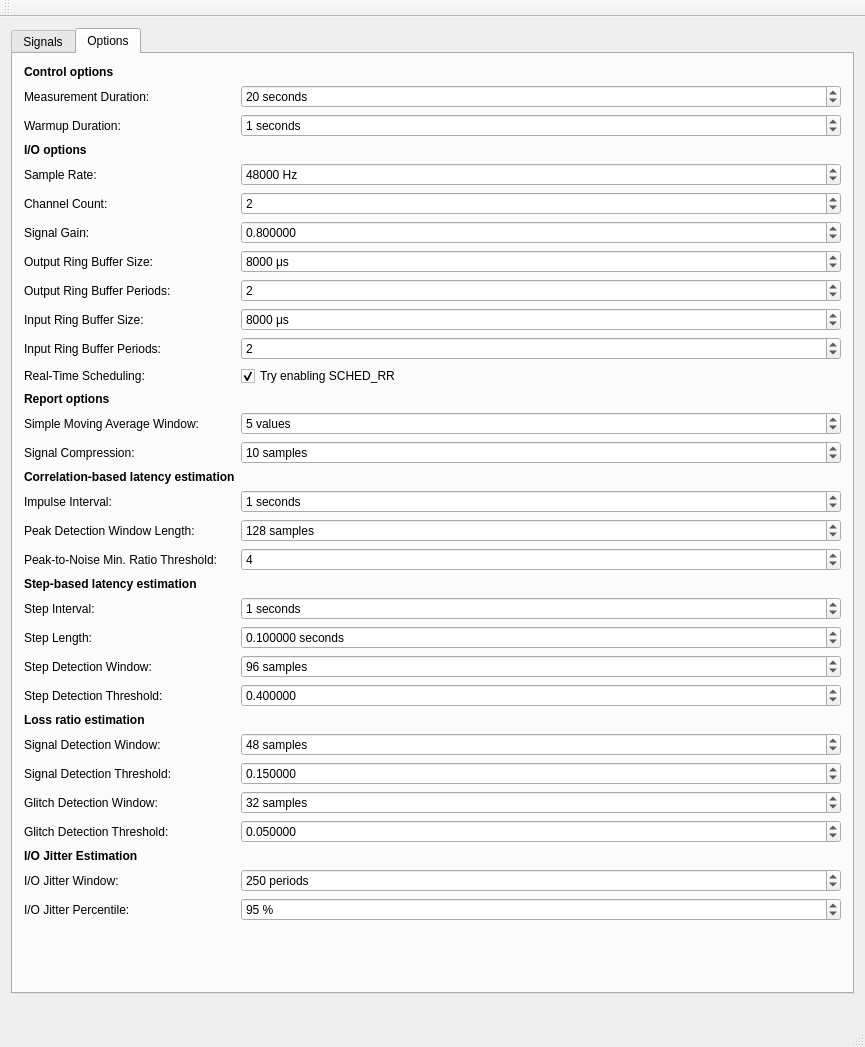
This is src/gui/MainWindow.ui in gavv/signal-estimator as Qt 5 draws it before an edit. The edited form follows.
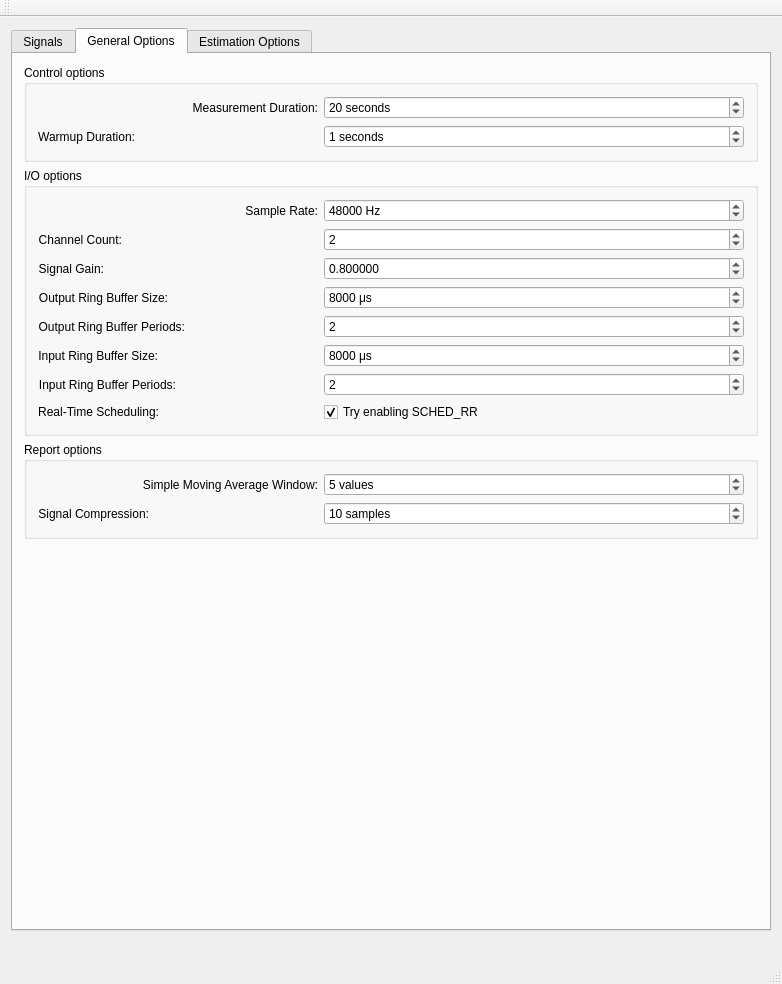
This is the edited form. The open tabs and pages were chosen to show the change. Custom widgets are drawn as their Qt base class.

Commit message:
Improve options grouping in GUI
- two tabs
- group boxes

The edit to the form file:
```diff
--- a/src/gui/MainWindow.ui
+++ b/src/gui/MainWindow.ui
@@ -6,8 +6,8 @@
    <rect>
     <x>0</x>
     <y>0</y>
-    <width>865</width>
-    <height>1047</height>
+    <width>782</width>
+    <height>984</height>
    </rect>
   </property>
   <property name="minimumSize">
@@ -362,33 +362,35 @@
       </widget>
       <widget class="QWidget" name="Options">
        <attribute name="title">
-        <string>Options</string>
+        <string>General Options</string>
        </attribute>
-       <layout class="QFormLayout" name="formLayout">
-        <item row="0" column="0">
-         <widget class="QLabel" name="ControlOptionsTitle">
-          <property name="font">
-           <font>
-            <weight>75</weight>
-            <bold>true</bold>
-           </font>
-          </property>
-          <property name="text">
+       <layout class="QVBoxLayout" name="verticalLayout_3">
+        <item>
+         <widget class="QGroupBox" name="ControlOptions">
+          <property name="title">
            <string>Control options</string>
           </property>
-         </widget>
-        </item>
-        <item row="1" column="0">
+          <layout class="QFormLayout" name="formLayout_3">
+           <item row="0" column="0">
          <widget class="QLabel" name="DurationLabel">
+             <property name="minimumSize">
+              <size>
+               <width>280</width>
+               <height>12</height>
+              </size>
+             </property>
           <property name="toolTip">
            <string/>
           </property>
           <property name="text">
            <string>Measurement Duration:</string>
           </property>
-         </widget>
-        </item>
-        <item row="1" column="1">
+             <property name="alignment">
+              <set>Qt::AlignRight|Qt::AlignTrailing|Qt::AlignVCenter</set>
+             </property>
+            </widget>
+           </item>
+           <item row="0" column="1">
          <widget class="QSpinBox" name="Duration">
           <property name="toolTip">
            <string>Limit measurement duration, seconds (zero for no limit)</string>
@@ -410,7 +412,7 @@
           </property>
          </widget>
         </item>
-        <item row="2" column="0">
+           <item row="1" column="0">
          <widget class="QLabel" name="WarmupLabel">
           <property name="toolTip">
            <string/>
@@ -418,9 +420,12 @@
           <property name="text">
            <string>Warmup Duration:</string>
           </property>
-         </widget>
-        </item>
-        <item row="2" column="1">
+             <property name="alignment">
+              <set>Qt::AlignRight|Qt::AlignTrailing|Qt::AlignVCenter</set>
+             </property>
+            </widget>
+           </item>
+           <item row="1" column="1">
          <widget class="QSpinBox" name="Warmup">
           <property name="toolTip">
            <string>Warmup duration, seconds (zero for no warmup)</string>
@@ -442,21 +447,23 @@
           </property>
          </widget>
         </item>
-        <item row="4" column="0">
-         <widget class="QLabel" name="IOOptionsTitle">
-          <property name="font">
-           <font>
-            <weight>75</weight>
-            <bold>true</bold>
-           </font>
-          </property>
-          <property name="text">
+          </layout>
+         </widget>
+        </item>
+        <item>
+         <widget class="QGroupBox" name="IOOptions">
+          <property name="title">
            <string>I/O options</string>
           </property>
-         </widget>
-        </item>
-        <item row="5" column="0">
+          <layout class="QFormLayout" name="formLayout_4">
+           <item row="0" column="0">
          <widget class="QLabel" name="SampleRateLabel">
+             <property name="minimumSize">
+              <size>
+               <width>280</width>
+               <height>15</height>
+              </size>
+             </property>
           <property name="toolTip">
            <string/>
           </property>
@@ -466,9 +473,12 @@
           <property name="text">
            <string>Sample Rate:</string>
           </property>
-         </widget>
-        </item>
-        <item row="5" column="1">
+             <property name="alignment">
+              <set>Qt::AlignRight|Qt::AlignTrailing|Qt::AlignVCenter</set>
+             </property>
+            </widget>
+           </item>
+           <item row="0" column="1">
          <widget class="QSpinBox" name="SampleRate">
           <property name="toolTip">
            <string>Number of samples per second</string>
@@ -487,7 +497,7 @@
           </property>
          </widget>
         </item>
-        <item row="6" column="0">
+           <item row="1" column="0">
          <widget class="QLabel" name="ChannelCountLabel">
           <property name="toolTip">
            <string/>
@@ -495,9 +505,12 @@
           <property name="text">
            <string>Channel Count:</string>
           </property>
-         </widget>
-        </item>
-        <item row="6" column="1">
+             <property name="alignment">
+              <set>Qt::AlignRight|Qt::AlignTrailing|Qt::AlignVCenter</set>
+             </property>
+            </widget>
+           </item>
+           <item row="1" column="1">
          <widget class="QSpinBox" name="ChannelCount">
           <property name="toolTip">
            <string>Number of audio channels</string>
@@ -513,7 +526,7 @@
           </property>
          </widget>
         </item>
-        <item row="7" column="0">
+           <item row="2" column="0">
          <widget class="QLabel" name="SignalGainLabel">
           <property name="toolTip">
            <string/>
@@ -521,9 +534,12 @@
           <property name="text">
            <string>Signal Gain:</string>
           </property>
-         </widget>
-        </item>
-        <item row="7" column="1">
+             <property name="alignment">
+              <set>Qt::AlignRight|Qt::AlignTrailing|Qt::AlignVCenter</set>
+             </property>
+            </widget>
+           </item>
+           <item row="2" column="1">
          <widget class="QDoubleSpinBox" name="SignalGain">
           <property name="toolTip">
            <string>Output signal gain, from 0 to 1</string>
@@ -545,7 +561,7 @@
           </property>
          </widget>
         </item>
-        <item row="8" column="0">
+           <item row="3" column="0">
          <widget class="QLabel" name="OutputBufferLabel">
           <property name="toolTip">
            <string/>
@@ -553,9 +569,12 @@
           <property name="text">
            <string>Output Ring Buffer Size:</string>
           </property>
-         </widget>
-        </item>
-        <item row="8" column="1">
+             <property name="alignment">
+              <set>Qt::AlignRight|Qt::AlignTrailing|Qt::AlignVCenter</set>
+             </property>
+            </widget>
+           </item>
+           <item row="3" column="1">
          <widget class="QSpinBox" name="OutputBuffer">
           <property name="toolTip">
            <string>Output ring buffer size, microseconds</string>
@@ -577,7 +596,7 @@
           </property>
          </widget>
         </item>
-        <item row="9" column="0">
+           <item row="4" column="0">
          <widget class="QLabel" name="OutputPeriodsLabel">
           <property name="toolTip">
            <string/>
@@ -585,9 +604,12 @@
           <property name="text">
            <string>Output Ring Buffer Periods:</string>
           </property>
-         </widget>
-        </item>
-        <item row="9" column="1">
+             <property name="alignment">
+              <set>Qt::AlignRight|Qt::AlignTrailing|Qt::AlignVCenter</set>
+             </property>
+            </widget>
+           </item>
+           <item row="4" column="1">
          <widget class="QSpinBox" name="OutputPeriods">
           <property name="toolTip">
            <string>Number of periods in output ring buffer</string>
@@ -606,7 +628,7 @@
           </property>
          </widget>
         </item>
-        <item row="10" column="0">
+           <item row="5" column="0">
          <widget class="QLabel" name="InputBufferLabel">
           <property name="toolTip">
            <string/>
@@ -614,9 +636,12 @@
           <property name="text">
            <string>Input Ring Buffer Size:</string>
           </property>
-         </widget>
-        </item>
-        <item row="10" column="1">
+             <property name="alignment">
+              <set>Qt::AlignRight|Qt::AlignTrailing|Qt::AlignVCenter</set>
+             </property>
+            </widget>
+           </item>
+           <item row="5" column="1">
          <widget class="QSpinBox" name="InputBuffer">
           <property name="toolTip">
            <string>Input ring buffer size, microseconds</string>
@@ -638,7 +663,7 @@
           </property>
          </widget>
         </item>
-        <item row="11" column="0">
+           <item row="6" column="0">
          <widget class="QLabel" name="InputPeriodsLabel">
           <property name="toolTip">
            <string/>
@@ -646,9 +671,12 @@
           <property name="text">
            <string>Input Ring Buffer Periods:</string>
           </property>
-         </widget>
-        </item>
-        <item row="11" column="1">
+             <property name="alignment">
+              <set>Qt::AlignRight|Qt::AlignTrailing|Qt::AlignVCenter</set>
+             </property>
+            </widget>
+           </item>
+           <item row="6" column="1">
          <widget class="QSpinBox" name="InputPeriods">
           <property name="toolTip">
            <string>Number of periods in input ring buffer</string>
@@ -667,14 +695,17 @@
           </property>
          </widget>
         </item>
-        <item row="12" column="0">
+           <item row="7" column="0">
          <widget class="QLabel" name="RealtimeLabel">
           <property name="text">
            <string>Real-Time Scheduling:</string>
           </property>
-         </widget>
-        </item>
-        <item row="12" column="1">
+             <property name="alignment">
+              <set>Qt::AlignRight|Qt::AlignTrailing|Qt::AlignVCenter</set>
+             </property>
+            </widget>
+           </item>
+           <item row="7" column="1">
          <widget class="QCheckBox" name="Realtime">
           <property name="toolTip">
            <string>Try to enable SCHED_RR scheduling policy for sensitive I/O threads</string>
@@ -687,21 +718,23 @@
           </property>
          </widget>
         </item>
-        <item row="13" column="0">
-         <widget class="QLabel" name="ReportOptionsTitle">
-          <property name="font">
-           <font>
-            <weight>75</weight>
-            <bold>true</bold>
-           </font>
-          </property>
-          <property name="text">
+          </layout>
+         </widget>
+        </item>
+        <item>
+         <widget class="QGroupBox" name="ReportOptions">
+          <property name="title">
            <string>Report options</string>
           </property>
-         </widget>
-        </item>
-        <item row="14" column="0">
+          <layout class="QFormLayout" name="formLayout_5">
+           <item row="0" column="0">
          <widget class="QLabel" name="SMALabel">
+             <property name="minimumSize">
+              <size>
+               <width>280</width>
+               <height>15</height>
+              </size>
+             </property>
           <property name="toolTip">
            <string/>
           </property>
@@ -711,9 +744,12 @@
           <property name="text">
            <string>Simple Moving Average Window:</string>
           </property>
-         </widget>
-        </item>
-        <item row="14" column="1">
+             <property name="alignment">
+              <set>Qt::AlignRight|Qt::AlignTrailing|Qt::AlignVCenter</set>
+             </property>
+            </widget>
+           </item>
+           <item row="0" column="1">
          <widget class="QSpinBox" name="SMA">
           <property name="toolTip">
            <string>Simple Moving Average window for latency reports</string>
@@ -729,7 +765,7 @@
           </property>
          </widget>
         </item>
-        <item row="16" column="0">
+           <item row="1" column="0">
          <widget class="QLabel" name="SigCompLabel">
           <property name="toolTip">
            <string/>
@@ -737,9 +773,12 @@
           <property name="text">
            <string>Signal Compression:</string>
           </property>
-         </widget>
-        </item>
-        <item row="16" column="1">
+             <property name="alignment">
+              <set>Qt::AlignRight|Qt::AlignTrailing|Qt::AlignVCenter</set>
+             </property>
+            </widget>
+           </item>
+           <item row="1" column="1">
          <widget class="QSpinBox" name="SigComp">
           <property name="toolTip">
            <string>Compress input and output signals on plot by given ratio using SMA</string>
@@ -755,30 +794,55 @@
           </property>
          </widget>
         </item>
-        <item row="17" column="0">
-         <widget class="QLabel" name="LatencyCorrOptionsTitle">
-          <property name="font">
-           <font>
-            <weight>75</weight>
-            <bold>true</bold>
-           </font>
+          </layout>
+         </widget>
+        </item>
+        <item>
+         <spacer name="verticalSpacer">
+          <property name="orientation">
+           <enum>Qt::Vertical</enum>
           </property>
-          <property name="text">
+          <property name="sizeHint" stdset="0">
+           <size>
+            <width>20</width>
+            <height>40</height>
+           </size>
+          </property>
+         </spacer>
+        </item>
+       </layout>
+      </widget>
+      <widget class="QWidget" name="EstimationOptions">
+       <attribute name="title">
+        <string>Estimation Options</string>
+       </attribute>
+       <layout class="QVBoxLayout" name="verticalLayout_4">
+        <item>
+         <widget class="QGroupBox" name="LatencyCorrOptions">
+          <property name="title">
            <string>Correlation-based latency estimation</string>
           </property>
-         </widget>
-        </item>
-        <item row="18" column="0">
+          <layout class="QFormLayout" name="formLayout">
+           <item row="0" column="0">
          <widget class="QLabel" name="ImpulseIntervalLabel">
+             <property name="minimumSize">
+              <size>
+               <width>280</width>
+               <height>15</height>
+              </size>
+             </property>
           <property name="toolTip">
            <string/>
           </property>
           <property name="text">
            <string>Impulse Interval:</string>
           </property>
-         </widget>
-        </item>
-        <item row="18" column="1">
+             <property name="alignment">
+              <set>Qt::AlignRight|Qt::AlignTrailing|Qt::AlignVCenter</set>
+             </property>
+            </widget>
+           </item>
+           <item row="0" column="1">
          <widget class="QSpinBox" name="ImpulseInterval">
           <property name="toolTip">
            <string>Impulse interval, seconds</string>
@@ -794,7 +858,7 @@
           </property>
          </widget>
         </item>
-        <item row="19" column="0">
+           <item row="1" column="0">
          <widget class="QLabel" name="PeakDWLLabel">
           <property name="toolTip">
            <string/>
@@ -802,9 +866,12 @@
           <property name="text">
            <string>Peak Detection Window Length:</string>
           </property>
-         </widget>
-        </item>
-        <item row="19" column="1">
+             <property name="alignment">
+              <set>Qt::AlignRight|Qt::AlignTrailing|Qt::AlignVCenter</set>
+             </property>
+            </widget>
+           </item>
+           <item row="1" column="1">
          <widget class="QSpinBox" name="PeakDWL">
           <property name="toolTip">
            <string>Peak detection window length, samples</string>
@@ -820,7 +887,7 @@
           </property>
          </widget>
         </item>
-        <item row="20" column="0">
+           <item row="2" column="0">
          <widget class="QLabel" name="PeakToNoiseMRTLabel">
           <property name="toolTip">
            <string/>
@@ -828,9 +895,12 @@
           <property name="text">
            <string>Peak-to-Noise Min. Ratio Threshold:</string>
           </property>
-         </widget>
-        </item>
-        <item row="20" column="1">
+             <property name="alignment">
+              <set>Qt::AlignRight|Qt::AlignTrailing|Qt::AlignVCenter</set>
+             </property>
+            </widget>
+           </item>
+           <item row="2" column="1">
          <widget class="QSpinBox" name="PeakToNoiseMRT">
           <property name="toolTip">
            <string>The peak-to-noise minimum ratio threshold</string>
@@ -843,30 +913,35 @@
           </property>
          </widget>
         </item>
-        <item row="21" column="0">
-         <widget class="QLabel" name="LatencyStepOptionsTItle">
-          <property name="font">
-           <font>
-            <weight>75</weight>
-            <bold>true</bold>
-           </font>
-          </property>
-          <property name="text">
+          </layout>
+         </widget>
+        </item>
+        <item>
+         <widget class="QGroupBox" name="LatencyStepOptions">
+          <property name="title">
            <string>Step-based latency estimation</string>
           </property>
-         </widget>
-        </item>
-        <item row="22" column="0">
+          <layout class="QFormLayout" name="formLayout_6">
+           <item row="0" column="0">
          <widget class="QLabel" name="StepIntervalLabel">
+             <property name="minimumSize">
+              <size>
+               <width>280</width>
+               <height>15</height>
+              </size>
+             </property>
           <property name="toolTip">
            <string/>
           </property>
           <property name="text">
            <string>Step Interval:</string>
           </property>
-         </widget>
-        </item>
-        <item row="22" column="1">
+             <property name="alignment">
+              <set>Qt::AlignRight|Qt::AlignTrailing|Qt::AlignVCenter</set>
+             </property>
+            </widget>
+           </item>
+           <item row="0" column="1">
          <widget class="QSpinBox" name="StepInterval">
           <property name="toolTip">
            <string>Step interval, seconds</string>
@@ -882,7 +957,7 @@
           </property>
          </widget>
         </item>
-        <item row="23" column="0">
+           <item row="1" column="0">
          <widget class="QLabel" name="StepLengthLabel">
           <property name="toolTip">
            <string/>
@@ -890,9 +965,12 @@
           <property name="text">
            <string>Step Length:</string>
           </property>
-         </widget>
-        </item>
-        <item row="23" column="1">
+             <property name="alignment">
+              <set>Qt::AlignRight|Qt::AlignTrailing|Qt::AlignVCenter</set>
+             </property>
+            </widget>
+           </item>
+           <item row="1" column="1">
          <widget class="QDoubleSpinBox" name="StepLength">
           <property name="toolTip">
            <string>Step length, seconds</string>
@@ -914,7 +992,7 @@
           </property>
          </widget>
         </item>
-        <item row="24" column="0">
+           <item row="2" column="0">
          <widget class="QLabel" name="StepDWLabel">
           <property name="toolTip">
            <string/>
@@ -922,9 +1000,12 @@
           <property name="text">
            <string>Step Detection Window:</string>
           </property>
-         </widget>
-        </item>
-        <item row="24" column="1">
+             <property name="alignment">
+              <set>Qt::AlignRight|Qt::AlignTrailing|Qt::AlignVCenter</set>
+             </property>
+            </widget>
+           </item>
+           <item row="2" column="1">
          <widget class="QSpinBox" name="StepDW">
           <property name="toolTip">
            <string>Step detection running maximum window, samples</string>
@@ -943,7 +1024,7 @@
           </property>
          </widget>
         </item>
-        <item row="25" column="0">
+           <item row="3" column="0">
          <widget class="QLabel" name="StepDTLabel">
           <property name="toolTip">
            <string/>
@@ -951,9 +1032,12 @@
           <property name="text">
            <string>Step Detection Threshold:</string>
           </property>
-         </widget>
-        </item>
-        <item row="25" column="1">
+             <property name="alignment">
+              <set>Qt::AlignRight|Qt::AlignTrailing|Qt::AlignVCenter</set>
+             </property>
+            </widget>
+           </item>
+           <item row="3" column="1">
          <widget class="QDoubleSpinBox" name="StepDT">
           <property name="toolTip">
            <string>Step detection threshold, from 0 to 1</string>
@@ -972,30 +1056,35 @@
           </property>
          </widget>
         </item>
-        <item row="26" column="0">
-         <widget class="QLabel" name="LossOptionsTitle">
-          <property name="font">
-           <font>
-            <weight>75</weight>
-            <bold>true</bold>
-           </font>
-          </property>
-          <property name="text">
+          </layout>
+         </widget>
+        </item>
+        <item>
+         <widget class="QGroupBox" name="LossesOptions">
+          <property name="title">
            <string>Loss ratio estimation</string>
           </property>
-         </widget>
-        </item>
-        <item row="27" column="0">
+          <layout class="QFormLayout" name="formLayout_7">
+           <item row="0" column="0">
          <widget class="QLabel" name="SigDWLabel">
+             <property name="minimumSize">
+              <size>
+               <width>280</width>
+               <height>15</height>
+              </size>
+             </property>
           <property name="toolTip">
            <string/>
           </property>
           <property name="text">
            <string>Signal Detection Window:</string>
           </property>
-         </widget>
-        </item>
-        <item row="27" column="1">
+             <property name="alignment">
+              <set>Qt::AlignRight|Qt::AlignTrailing|Qt::AlignVCenter</set>
+             </property>
+            </widget>
+           </item>
+           <item row="0" column="1">
          <widget class="QSpinBox" name="SigDW">
           <property name="toolTip">
            <string>Signal detection running maximum window, samples</string>
@@ -1011,7 +1100,7 @@
           </property>
          </widget>
         </item>
-        <item row="28" column="0">
+           <item row="1" column="0">
          <widget class="QLabel" name="SigDTLabel">
           <property name="toolTip">
            <string/>
@@ -1019,9 +1108,12 @@
           <property name="text">
            <string>Signal Detection Threshold:</string>
           </property>
-         </widget>
-        </item>
-        <item row="28" column="1">
+             <property name="alignment">
+              <set>Qt::AlignRight|Qt::AlignTrailing|Qt::AlignVCenter</set>
+             </property>
+            </widget>
+           </item>
+           <item row="1" column="1">
          <widget class="QDoubleSpinBox" name="SigDT">
           <property name="toolTip">
            <string>Signal detection threshold, from 0 to 1</string>
@@ -1040,7 +1132,7 @@
           </property>
          </widget>
         </item>
-        <item row="29" column="0">
+           <item row="2" column="0">
          <widget class="QLabel" name="GliDWLabel">
           <property name="toolTip">
            <string/>
@@ -1048,9 +1140,12 @@
           <property name="text">
            <string>Glitch Detection Window:</string>
           </property>
-         </widget>
-        </item>
-        <item row="29" column="1">
+             <property name="alignment">
+              <set>Qt::AlignRight|Qt::AlignTrailing|Qt::AlignVCenter</set>
+             </property>
+            </widget>
+           </item>
+           <item row="2" column="1">
          <widget class="QSpinBox" name="GliDW">
           <property name="toolTip">
            <string>Glitch detection running maximum window, samples</string>
@@ -1066,7 +1161,7 @@
           </property>
          </widget>
         </item>
-        <item row="30" column="0">
+           <item row="3" column="0">
          <widget class="QLabel" name="GliDTLabel">
           <property name="toolTip">
            <string/>
@@ -1074,9 +1169,12 @@
           <property name="text">
            <string>Glitch Detection Threshold:</string>
           </property>
-         </widget>
-        </item>
-        <item row="30" column="1">
+             <property name="alignment">
+              <set>Qt::AlignRight|Qt::AlignTrailing|Qt::AlignVCenter</set>
+             </property>
+            </widget>
+           </item>
+           <item row="3" column="1">
          <widget class="QDoubleSpinBox" name="GliDT">
           <property name="toolTip">
            <string>Glitch detection threshold, from 0 to 1</string>
@@ -1095,30 +1193,35 @@
           </property>
          </widget>
         </item>
-        <item row="31" column="0">
-         <widget class="QLabel" name="IOJitterOptionsLabel">
-          <property name="font">
-           <font>
-            <weight>75</weight>
-            <bold>true</bold>
-           </font>
-          </property>
-          <property name="text">
+          </layout>
+         </widget>
+        </item>
+        <item>
+         <widget class="QGroupBox" name="IOJitterOptions">
+          <property name="title">
            <string>I/O Jitter Estimation</string>
           </property>
-         </widget>
-        </item>
-        <item row="32" column="0">
+          <layout class="QFormLayout" name="formLayout_8">
+           <item row="0" column="0">
          <widget class="QLabel" name="IOJitWindowLabel">
+             <property name="minimumSize">
+              <size>
+               <width>280</width>
+               <height>15</height>
+              </size>
+             </property>
           <property name="toolTip">
            <string/>
           </property>
           <property name="text">
            <string>I/O Jitter Window:</string>
           </property>
-         </widget>
-        </item>
-        <item row="32" column="1">
+             <property name="alignment">
+              <set>Qt::AlignRight|Qt::AlignTrailing|Qt::AlignVCenter</set>
+             </property>
+            </widget>
+           </item>
+           <item row="0" column="1">
          <widget class="QSpinBox" name="IOJitWindow">
           <property name="toolTip">
            <string>I/O jitter detection window, number of periods</string>
@@ -1134,7 +1237,7 @@
           </property>
          </widget>
         </item>
-        <item row="33" column="0">
+           <item row="1" column="0">
          <widget class="QLabel" name="IOJitPercentileLabel">
           <property name="toolTip">
            <string/>
@@ -1142,9 +1245,12 @@
           <property name="text">
            <string>I/O Jitter Percentile:</string>
           </property>
-         </widget>
-        </item>
-        <item row="33" column="1">
+             <property name="alignment">
+              <set>Qt::AlignRight|Qt::AlignTrailing|Qt::AlignVCenter</set>
+             </property>
+            </widget>
+           </item>
+           <item row="1" column="1">
          <widget class="QSpinBox" name="IOJitPercentile">
           <property name="toolTip">
            <string>I/O jitter percentile, from 1 to 100</string>
@@ -1162,6 +1268,22 @@
         </item>
        </layout>
       </widget>
+        </item>
+        <item>
+         <spacer name="verticalSpacer_2">
+          <property name="orientation">
+           <enum>Qt::Vertical</enum>
+          </property>
+          <property name="sizeHint" stdset="0">
+           <size>
+            <width>20</width>
+            <height>40</height>
+           </size>
+          </property>
+         </spacer>
+        </item>
+       </layout>
+      </widget>
      </widget>
     </item>
     <item>
```
Left out of the diff: 8 changed lines with no effect on the pictures. Lines whose indentation alone changed are shown as unchanged.
